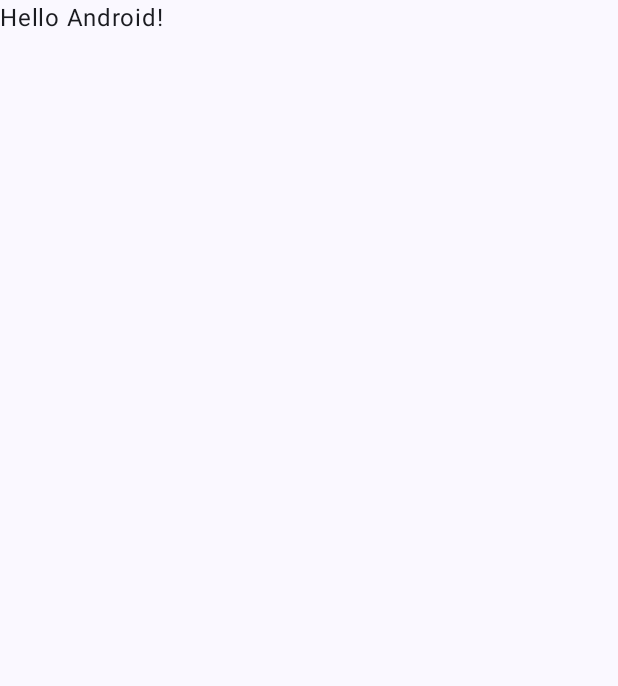
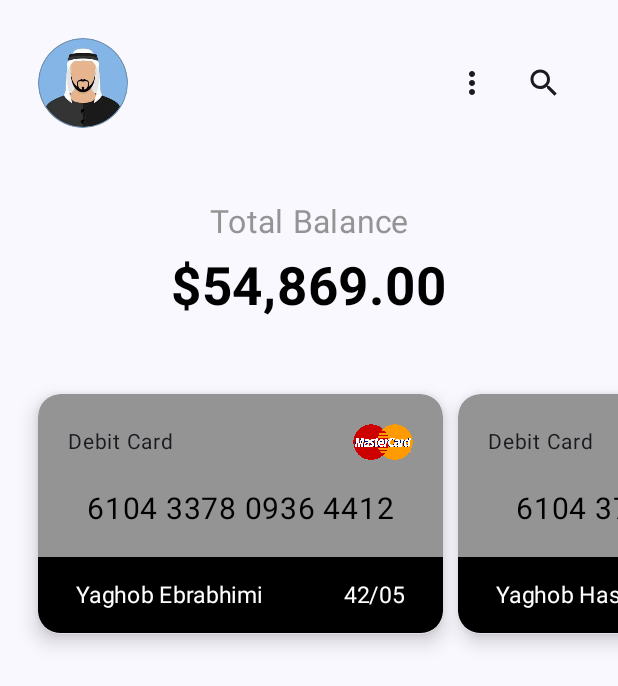
Before and after one commit to jacob6209/JC2, an Android app built with Jetpack Compose: the screen it shows after launch (MainActivity), on a phone screen of 412 x 824 dp. Before the commit the part shown is almost empty. Shown: the top 686 px of the screen. Run offline under Robolectric (Android 15) with nearby library versions, the phone set to English and light mode, and no system bars.

Commit message:
Header Row And Total balance and Card Added

```diff
--- a/app/src/main/java/com/example/jc2/MainActivity.kt
+++ b/app/src/main/java/com/example/jc2/MainActivity.kt
@@ -3,44 +3,156 @@ package com.example.jc2
 import android.os.Bundle
 import androidx.activity.ComponentActivity
 import androidx.activity.compose.setContent
+import androidx.compose.foundation.Image
+import androidx.compose.foundation.background
+import androidx.compose.foundation.layout.Arrangement
+import androidx.compose.foundation.layout.Box
+import androidx.compose.foundation.layout.Column
+import androidx.compose.foundation.layout.PaddingValues
+import androidx.compose.foundation.layout.Row
+import androidx.compose.foundation.layout.Spacer
 import androidx.compose.foundation.layout.fillMaxSize
+import androidx.compose.foundation.layout.fillMaxWidth
+import androidx.compose.foundation.layout.height
+import androidx.compose.foundation.layout.padding
+import androidx.compose.foundation.layout.size
+import androidx.compose.foundation.layout.width
+import androidx.compose.foundation.lazy.LazyRow
+import androidx.compose.foundation.shape.RoundedCornerShape
+import androidx.compose.material.icons.Icons
+import androidx.compose.material3.Card
+import androidx.compose.material3.CardDefaults
+import androidx.compose.material3.ExperimentalMaterial3Api
 import androidx.compose.material3.MaterialTheme
 import androidx.compose.material3.Surface
 import androidx.compose.material3.Text
 import androidx.compose.runtime.Composable
+import androidx.compose.ui.Alignment
 import androidx.compose.ui.Modifier
+import androidx.compose.ui.draw.clip
+import androidx.compose.ui.graphics.Color
+import androidx.compose.ui.res.painterResource
 import androidx.compose.ui.tooling.preview.Preview
+import androidx.compose.ui.unit.dp
+import androidx.compose.ui.unit.sp
+import com.example.jc2.model.CardModel
+import com.example.jc2.ui.screen.helper.HeaderRow
+import com.example.jc2.ui.screen.helper.TotalBalance
+import com.example.jc2.ui.theme.AppGray
 import com.example.jc2.ui.theme.JC2Theme
 
 class MainActivity : ComponentActivity() {
     override fun onCreate(savedInstanceState: Bundle?) {
         super.onCreate(savedInstanceState)
         setContent {
+
             JC2Theme {
                 // A surface container using the 'background' color from the theme
                 Surface(
                     modifier = Modifier.fillMaxSize(),
                     color = MaterialTheme.colorScheme.background
                 ) {
-                    Greeting("Android")
+                    mainView()
                 }
             }
         }
     }
 }
+
 //try to type Somthing secend4
+@OptIn(ExperimentalMaterial3Api::class)
 @Composable
-fun Greeting(name: String, modifier: Modifier = Modifier) {
-    Text(
-        text = "Hello $name!",
-        modifier = modifier
+fun mainView() {
+    val cardList = listOf(
+        CardModel("6104 3378 0936 4412", "42/05", "Yaghob Ebrabhimi"),
+        CardModel("6104 378 0936 5512", "43/05", "Yaghob Hashemi"),
+        CardModel("5804 3378 0936 4412", "42/08", "Reza Cameri"),
+        CardModel("5804 3378 0936 5512", "43/01", "Jasem Haghbarast")
     )
+    Box(modifier = Modifier.fillMaxSize()) {
+        Column(modifier = Modifier.fillMaxWidth()) {
+            HeaderRow()
+            Spacer(modifier = Modifier.height(25.dp))
+            TotalBalance()
+            Spacer(modifier = Modifier.height(25.dp))
+            LazyRow(contentPadding = PaddingValues(25.dp)) {
+                items(cardList.size) {
+                    Card(
+                        modifier = Modifier
+                            .width(280.dp)
+                            .height(160.dp)
+                            .padding(end = 10.dp),
+                        onClick = {},
+                        shape = RoundedCornerShape(15.dp),
+                        elevation = CardDefaults.cardElevation(8.dp),
+                    ) {
+                        Box(
+                            modifier = Modifier
+                                .fillMaxWidth()
+                                .clip(RoundedCornerShape(15.dp))
+                        ) {
+                            Column(
+                                Modifier
+                                    .fillMaxWidth()
+                                    .background(AppGray)
+                            ) {
+                                Row(
+                                    modifier = Modifier
+                                        .fillMaxWidth()
+                                        .padding(20.dp, 20.dp, 20.dp, 15.dp),
+                                    verticalAlignment = Alignment.CenterVertically,
+                                    horizontalArrangement = Arrangement.SpaceBetween
+                                ) {
+                                    Text(text = "Debit Card", fontSize = 14.sp)
+                                    Image(
+                                        painter = painterResource(id = R.drawable.master),
+                                        contentDescription = "master",
+                                        Modifier.width(40.dp)
+                                    )
+                                }
+                                Box(
+                                    Modifier.fillMaxWidth().padding(5.dp,5.dp,5.dp,20.dp),
+                                    contentAlignment = Alignment.Center
+                                ) {
+                                    Text(
+                                        text = cardList[it].no,
+                                        fontSize = 20.sp,
+                                        color = Color.Black
+                                    )
+                                }
+                                Box(Modifier.fillMaxWidth())
+                                Row(
+                                    Modifier.fillMaxWidth().background(Color.Black).padding(25.dp,13.dp),
+                                    verticalAlignment = Alignment.CenterVertically,
+                                    horizontalArrangement = Arrangement.SpaceBetween
+                                ) {
+                                    Text(
+                                        text = cardList[it].owner,
+                                        fontSize = 15.sp,
+                                        color = Color.White
+                                    )
+                                    Text(
+                                        text = cardList[it].expire,
+                                        fontSize = 15.sp,
+                                        color = Color.White
+                                    )
+                                }
+                            }
+                        }
+
+                    }
+                }
+            }
+
+        }
+    }
 }
+
 
 @Preview(showBackground = true)
 @Composable
 fun GreetingPreview() {
     JC2Theme {
-        Greeting("Android")
+        mainView()
     }
 }
--- /dev/null
+++ b/app/src/main/java/com/example/jc2/model/CardModel.kt
@@ -0,0 +1,3 @@
+package com.example.jc2.model
+
+data class CardModel(val no:String, val expire:String, val owner:String)
--- /dev/null
+++ b/app/src/main/java/com/example/jc2/ui/screen/helper/HeadRow.kt
@@ -0,0 +1,51 @@
+package com.example.jc2.ui.screen.helper
+
+import androidx.compose.foundation.Image
+import androidx.compose.foundation.layout.Arrangement
+import androidx.compose.foundation.layout.Row
+import androidx.compose.foundation.layout.fillMaxWidth
+import androidx.compose.foundation.layout.padding
+import androidx.compose.foundation.layout.size
+import androidx.compose.foundation.layout.wrapContentWidth
+import androidx.compose.foundation.shape.RoundedCornerShape
+import androidx.compose.material.icons.Icons
+import androidx.compose.material.icons.filled.MoreVert
+import androidx.compose.material.icons.filled.Search
+import androidx.compose.material3.Icon
+import androidx.compose.material3.IconButton
+import androidx.compose.runtime.Composable
+import androidx.compose.ui.Alignment
+import androidx.compose.ui.Modifier
+import androidx.compose.ui.draw.clip
+import androidx.compose.ui.res.painterResource
+import androidx.compose.ui.unit.dp
+import com.example.jc2.R
+
+@Composable
+fun HeaderRow() {
+    Row(
+        modifier = Modifier
+            .fillMaxWidth()
+            .padding(25.dp),
+        verticalAlignment = Alignment.CenterVertically,
+        horizontalArrangement = Arrangement.SpaceBetween
+    )
+
+    {
+        Image(
+            painter = painterResource(id = R.drawable.ic_avatar), contentDescription = "ic_Avatar",
+            modifier = Modifier
+                .size(60.dp)
+                .clip(RoundedCornerShape(50))
+        )
+        Row(modifier = Modifier.wrapContentWidth()) {
+            IconButton(onClick = { /*TODO*/ }) {
+                Icon(imageVector = Icons.Default.MoreVert, contentDescription = "MoreVert")
+            }
+            IconButton(onClick = { /*TODO*/ }) {
+                Icon(imageVector = Icons.Default.Search, contentDescription = "Search")
+            }
+        }
+
+    }
+}
--- /dev/null
+++ b/app/src/main/java/com/example/jc2/ui/screen/helper/TotalBalance.kt
@@ -0,0 +1,34 @@
+package com.example.jc2.ui.screen.helper
+
+import androidx.compose.foundation.layout.Arrangement
+import androidx.compose.foundation.layout.Column
+import androidx.compose.foundation.layout.Spacer
+import androidx.compose.foundation.layout.fillMaxWidth
+import androidx.compose.foundation.layout.height
+import androidx.compose.material3.Text
+import androidx.compose.runtime.Composable
+import androidx.compose.ui.Alignment
+import androidx.compose.ui.Modifier
+import androidx.compose.ui.graphics.Color
+import androidx.compose.ui.text.font.FontWeight
+import androidx.compose.ui.unit.dp
+import androidx.compose.ui.unit.sp
+import com.example.jc2.ui.theme.AppGray
+
+@Composable
+fun TotalBalance() {
+    Column(
+        Modifier.fillMaxWidth(),
+        horizontalAlignment = Alignment.CenterHorizontally,
+        verticalArrangement = Arrangement.SpaceBetween
+    ) {
+        Text(text = "Total Balance", fontSize = 21.sp, color = AppGray)
+        Spacer(modifier = Modifier.height(10.dp))
+        Text(
+            text = "$54,869.00", fontSize = 35.sp,
+            fontWeight = FontWeight.Bold, color = Color.Black
+        )
+
+
+    }
+}
--- a/app/src/main/java/com/example/jc2/ui/theme/Color.kt
+++ b/app/src/main/java/com/example/jc2/ui/theme/Color.kt
@@ -9,3 +9,9 @@ val Pink80 = Color(0xFFEFB8C8)
 val Purple40 = Color(0xFF6650a4)
 val PurpleGrey40 = Color(0xFF625b71)
 val Pink40 = Color(0xFF7D5260)
+
+
+val AppGray= Color(0xff949494)
+val AppButtonLight= Color(0xffe5e5e5)
+val AppButtonDark= Color(0xffc4c4c4)
+val AppBackgroundLight= Color(0xfff0f4f6)
```
Also changed, not shown: app/src/main/res/drawable/ic_avatar.jpg (added), app/src/main/res/drawable/master.png (added).
